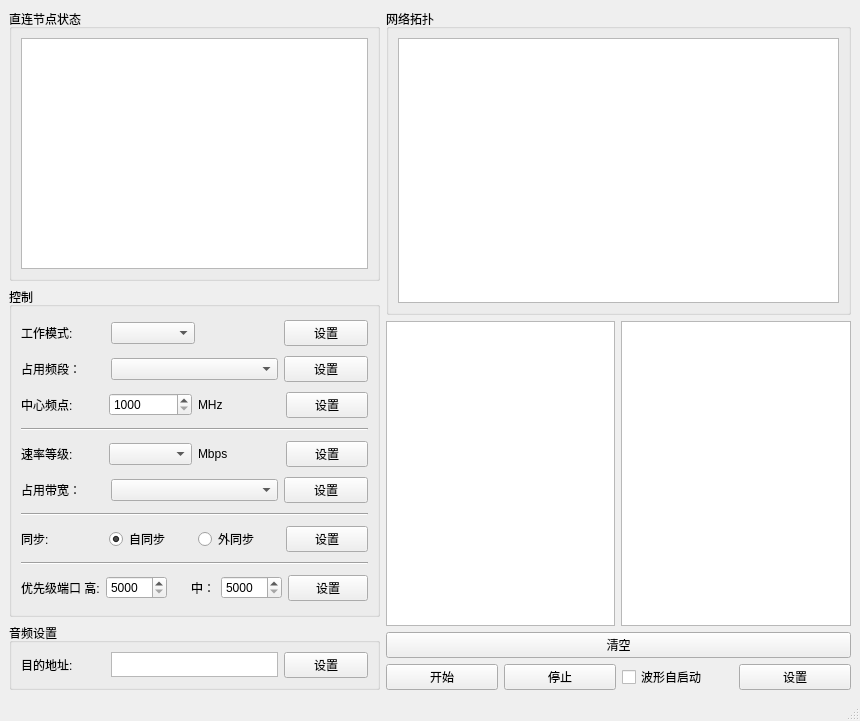
Before: the Qt Designer form mainWin.ui in Doun2017/pyQTwithUDP, drawn with Qt 5.
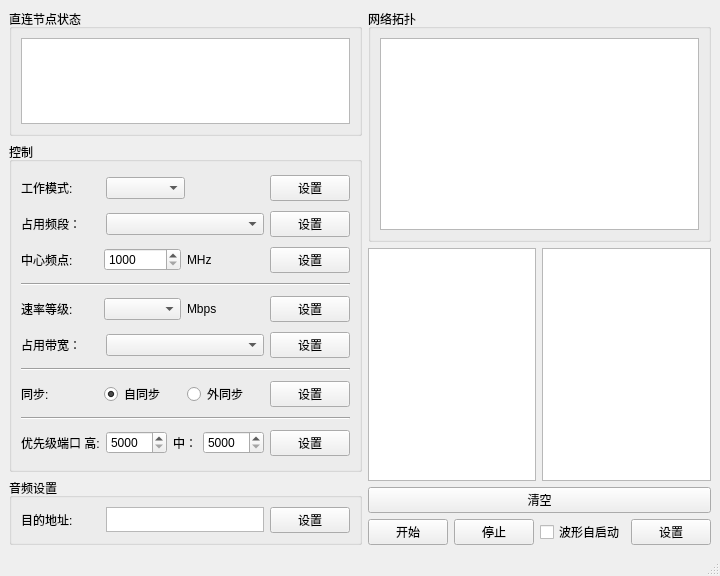
After: the same form once the commit is applied.

Diff of the .ui file:
```diff
--- a/mainWin.ui
+++ b/mainWin.ui
@@ -6,8 +6,8 @@
    <rect>
     <x>0</x>
     <y>0</y>
-    <width>860</width>
-    <height>721</height>
+    <width>701</width>
+    <height>576</height>
    </rect>
   </property>
   <property name="acceptDrops">
@@ -244,7 +244,7 @@
           </widget>
          </item>
          <item>
-          <layout class="QHBoxLayout" name="horizontalLayout_4" stretch="1,0,1,0,1">
+          <layout class="QHBoxLayout" name="horizontalLayout_4" stretch="6,3,3,3,5">
            <item>
             <widget class="QLabel" name="label_6">
              <property name="text">
```
